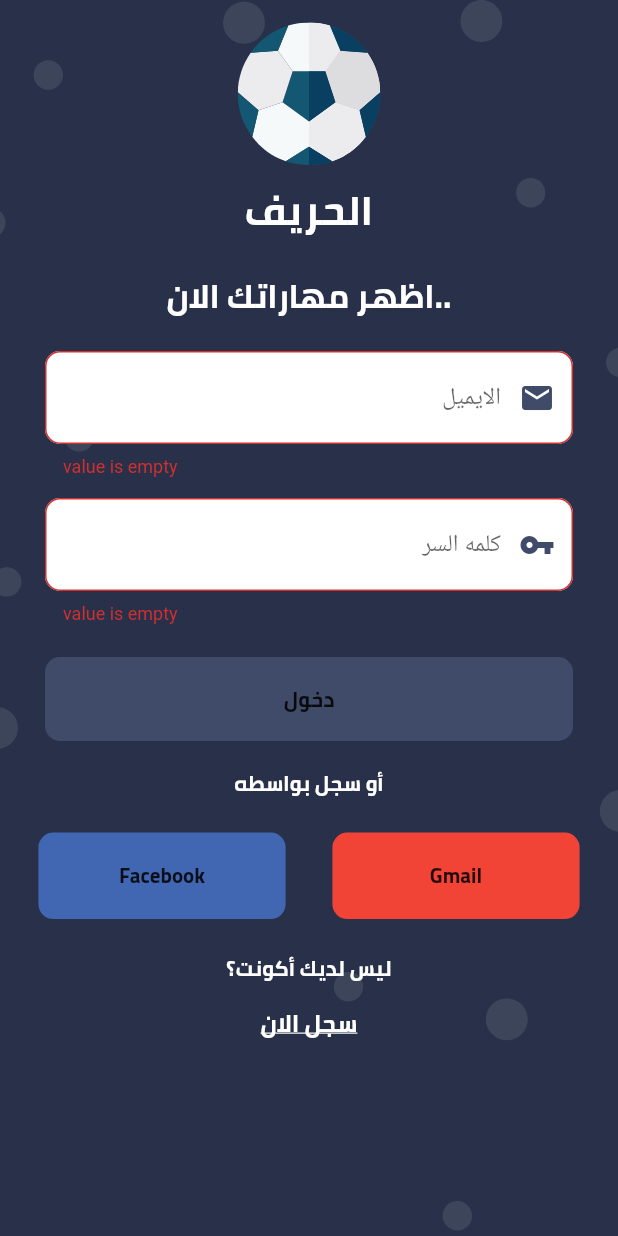
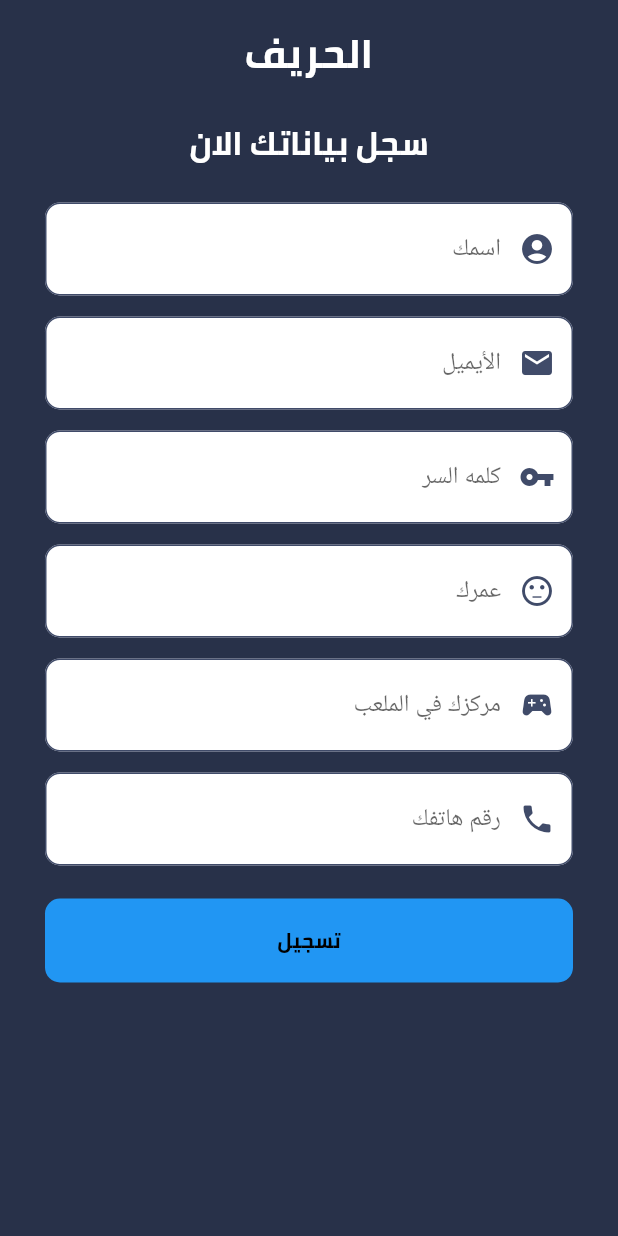
Before and after one commit to mohammedelshafey12/footballapp, a Flutter app: the screen it shows after launch, after a tap on "دخول", after a tap on "سجل الان", on a phone screen of 412 x 824 dp. Run offline on Flutter 3.47's test engine with Material 2 defaults, Android fonts, the phone set to English and light mode, and no system bars; our stand-ins replace carousel_slider, cloud_firestore, firebase_auth, flutter_svg, google_sign_in, modal_progress_hud; missing offline and left inert: flutter_login_facebook; accounts and stored records are empty; Roboto replaces fonts that are missing (font).

Commit message:
authuntication google and facebook

```diff
--- /dev/null
+++ b/lib/Ui/Screens/Register.dart
@@ -0,0 +1,169 @@
+import 'package:flutter/material.dart';
+import 'package:flutter/services.dart';
+import 'package:footballapp/models/user.dart';
+import 'package:modal_progress_hud/modal_progress_hud.dart';
+import 'package:provider/provider.dart';
+
+import '../../Provider/modelHud.dart';
+import '../../Services/auth.dart';
+import '../../Services/store.dart';
+import '../Widgets/customTextFormField.dart';
+
+class Register extends StatelessWidget {
+  static String id  = 'signup';
+  String _name,_email,_password,_possition;
+  final _auth = Auth();
+  int _age,_phone;
+  final store  = Store();
+  final GlobalKey<FormState> _globalKey = GlobalKey<FormState>();
+  @override
+  Widget build(BuildContext context) {
+    double width = MediaQuery.of(context).size.width;
+    double height = MediaQuery.of(context).size.height;
+
+    return Material(
+      child: Scaffold(
+        backgroundColor: Color(0xfff283149),
+        body: ModalProgressHUD(
+          inAsyncCall: Provider.of<modelHud>(context).isloading,
+          child: Form(
+            key: _globalKey,
+            child: Stack(
+              children: <Widget>[
+//                SvgPicture.asset(
+//                  constants.backgoungimage,
+//                  fit: BoxFit.cover,
+//                  width: width,
+//                  height: height,
+//                ),
+                Center(
+                  child: Container(
+                    padding: EdgeInsets.symmetric(vertical: 10, horizontal: 10),
+                    height: height,
+                    width: width,
+                    child: ListView(
+                      children: <Widget>[
+//                        Padding(
+//                          padding: const EdgeInsets.symmetric(
+//                              horizontal: 50, vertical: 5),
+//                          child: Container(
+//                            width: width*0.2,
+//                            child: SvgPicture.asset(constants.icon),
+//                          ),
+//                        ),
+                        //text
+                        Center(
+                            child: Text(
+                              "الحريف",
+                              style: TextStyle(
+                                  fontFamily: 'custom_font',
+                                  color: Colors.white,
+                                  fontSize: 27),
+                            )),
+                        //text
+                        //text
+                        Padding(
+                          padding: const EdgeInsets.symmetric(vertical: 13),
+                          child: Center(
+                              child: FittedBox(
+                                child:Text("سجل بياناتك الان",
+                                    style: TextStyle(
+                                        fontFamily: 'custom_font',
+                                        color: Colors.white,
+                                        fontSize: 22)),
+                          ),
+                              )
+
+                          ),
+
+                        //custom text field for username
+                        Padding(
+                          padding: const EdgeInsets.symmetric(horizontal: 20,vertical: 7),
+                          child: customTextFormField(hint: "اسمك",iconData: Icons.account_circle,onclick: (value){
+                            _name = value;
+                          },),
+                        ),
+                        Padding(
+                          padding: const EdgeInsets.symmetric(horizontal: 20,vertical: 7),
+                          child: customTextFormField(hint: "الأيميل",iconData: Icons.email,onclick: (value){
+                            _email = value;
+                          }),
+                        ),
+                        //custom text for password
+                        Padding(
+                          padding: const EdgeInsets.symmetric(horizontal: 20,vertical: 7),
+                          child: customTextFormField(hint: "كلمه السر",iconData: Icons.vpn_key,onclick: (value){
+                            _password = value;
+                          }),
+                        ),
+
+                        Padding(
+                          padding: const EdgeInsets.symmetric(horizontal: 20,vertical: 7),
+                          child: customTextFormField(hint: "عمرك",iconData: Icons.sentiment_neutral,onclick: (value){
+                            _age = int.parse(value);
+                          }),
+                        ),
+                        Padding(
+                          padding: const EdgeInsets.symmetric(horizontal: 20,vertical: 7),
+                          child: customTextFormField(hint: "مركزك في الملعب",iconData: Icons.sports_esports,onclick: (value){
+                            _possition = value;
+                          }),
+                        ),
+                        Padding(
+                          padding: const EdgeInsets.symmetric(horizontal: 20,vertical: 7),
+                          child: customTextFormField(hint: "رقم هاتفك",iconData: Icons.phone,onclick: (value){
+                            _phone = int.parse(value);
+                          }),
+                        ),
+                        //login button
+                        Padding(
+                          padding: const EdgeInsets.symmetric(horizontal: 20,vertical: 15),
+                          child: Builder(
+                            builder: (context)=> FlatButton(
+                              padding: EdgeInsets.all(15),
+                              shape:RoundedRectangleBorder(borderRadius: BorderRadius.circular(10),),
+                              onPressed: () async {
+                                final modelhud= Provider.of<modelHud>(context,listen: false);
+                                if(_globalKey.currentState.validate()) {
+                                  _globalKey.currentState.save();
+                                  modelhud.isprogressloding(true);
+                                  try {
+                                    final authResult = await _auth
+                                        .sign_up_with_email_and_password(
+                                        _email, _password);
+                                    modelhud.isprogressloding(false);
+                                  store.adduser(User(_name,authResult.user.uid,_phone,_possition,_age));
+                                   // Navigator.pushNamed(context, waitngWidget.id);
+                                    print(authResult.user.uid);
+                                  }on PlatformException catch(e){
+                                    Scaffold.of(context).showSnackBar(SnackBar(
+                                      content: Text(
+                                        e.message.toString(),
+                                        style: TextStyle(fontFamily: 'font'),
+                                      ),
+                                    ));
+                                    modelhud.isprogressloding(false);
+                                  }
+                                }
+                                modelhud.isprogressloding(false);
+                              },
+                              color: Colors.blue,
+
+                              child: Text( "تسجيل",style: TextStyle(color: Colors.black,fontFamily: "custom_font"),),
+                            ),
+                          ),
+                        ),
+
+                      ],
+
+                    ),
+                  ),
+                )
+              ],
+            ),
+          ),
+        ),
+      ),
+    );
+  }
+}
--- a/lib/Ui/Screens/login.dart
+++ b/lib/Ui/Screens/login.dart
@@ -1,9 +1,12 @@
+import 'package:cloud_firestore/cloud_firestore.dart';
 import 'package:firebase_auth/firebase_auth.dart';
 import 'package:flutter/material.dart';
 import 'package:flutter/services.dart';
-import 'package:flutter_svg/svg.dart';
+import 'package:flutter_login_facebook/flutter_login_facebook.dart';
+//import 'package:flutter_svg/svg.dart';
 import 'package:footballapp/Provider/modelHud.dart';
 import 'package:footballapp/Services/auth.dart';
+import 'package:footballapp/Ui/Screens/Register.dart';
 import 'package:footballapp/Ui/Screens/home_page.dart';
 import 'package:footballapp/Ui/Widgets/customTextFormField.dart';
 import 'package:footballapp/utils/colors_file.dart';
@@ -14,16 +17,18 @@ import 'package:google_sign_in/google_sign_in.dart';
 import 'package:modal_progress_hud/modal_progress_hud.dart';
 import 'package:provider/provider.dart';
 
+import '../../utils/navigator.dart';
+import '../../utils/navigator.dart';
+
+
 class Login extends StatelessWidget {
   final GlobalKey<FormState> _globalKey = GlobalKey<FormState>();
+  Auth auth = Auth();
+  String _email, _password;
   @override
   Widget build(BuildContext context) {
-
     double width = MediaQuery.of(context).size.width;
     double height = MediaQuery.of(context).size.height;
-    Auth auth = Auth();
-    String _email, _password;
-    final _auth = FirebaseAuth.instance;
         return Material(
       child: Scaffold(
         backgroundColor: Color(0xfff283149),
@@ -33,27 +38,27 @@ class Login extends StatelessWidget {
             key: _globalKey,
             child: Stack(
               children: <Widget>[
-                SvgPicture.asset(
-                  backgoungimage,
-                  fit: BoxFit.cover,
-                  width: width,
-                  height: height,
-                  color: Colors.white,
-                ),
+//                SvgPicture.asset(
+//                  backgoungimage,
+//                  fit: BoxFit.cover,
+//                  width: width,
+//                  height: height,
+//                  color: Colors.white,
+//                ),
                 Container(
                   padding: EdgeInsets.symmetric(vertical: 10, horizontal: 10),
                   height: height,
                   width: width,
                   child: ListView(
                     children: <Widget>[
-                      Padding(
-                        padding: const EdgeInsets.symmetric(
-                            horizontal: 50, vertical: 5),
-                        child: Container(
-                          width: width * 0.2,
-                          child: SvgPicture.asset("images/icon.svg"),
-                        ),
-                      ),
+//                      Padding(
+//                        padding: const EdgeInsets.symmetric(
+//                            horizontal: 50, vertical: 5),
+//                        child: Container(
+//                          width: width * 0.2,
+//                          child: SvgPicture.asset("images/icon.svg"),
+//                        ),
+//                      ),
                       //text
                       Center(
                           child: Text(
@@ -154,41 +159,8 @@ class Login extends StatelessWidget {
                           children: <Widget>[
                             GestureDetector(
                               onTap: () async {
-//                              Store store = Store();
-//                              UserProvider userprovider = Provider.of<UserProvider>(context,listen: false);
-//                              FacebookLoginResult facebookLoginResult = await facebookLogin.logIn();
-//
-//                              final FacebookAccessToken accessToken = facebookLoginResult.accessToken;
-//
-//                              AuthCredential authCredential = FacebookAuthProvider.getCredential(accessToken: accessToken.token);
-//
-//                              FirebaseUser user;
-//                              try{
-//                                user = (await auth1.signInWithCredential(authCredential)).user;
-//                                userprovider.getaccesstoken(accessToken.token);
-//
-//                                final DocumentSnapshot doc =
-//                                await Firestore.instance.collection(constants.usercollection).document(user.uid).get();
-//                                if(!doc.exists) {
-//                                  store.adduserfacebook(User(
-//                                      user.displayName, null, user.uid),
-//                                      user.uid);
-//                                }
-//
-//                                Navigator.pushNamed(context, waitngWidget.id);
-//                              }catch(e){
-//                                print(e.toString());
-//                              }finally{
-//                                if(user != null){
-//                                  print(user.displayName);
-//                                  print("https://graph.facebook.com/v2.12/me?fields=picture.height(200)&access_token=${facebookLoginResult.accessToken.token}");
-//                                  print(user.phoneNumber);
-//                                  print(user.email);
-//
-//
-//                                  // ignore: missing_return
-//                                }
-//                              }
+                                ///facebook auth fun
+                                auth.facebooksiginin(context);
                               },
                               child: Container(
                                   width: width * 0.4,
@@ -205,33 +177,8 @@ class Login extends StatelessWidget {
                             Builder(
                               builder: (context) => GestureDetector(
                                 onTap:() async {
-                                  final GoogleSignIn googleSignIn = GoogleSignIn();
-                                  final GoogleSignInAccount googleSignInAccount = await googleSignIn.signIn();
-                                  final GoogleSignInAuthentication googleSignInAuthentication =
-                                      await googleSignInAccount.authentication;
-
-                                  final AuthCredential credential = GoogleAuthProvider.getCredential(
-                                    accessToken: googleSignInAuthentication.accessToken,
-                                    idToken: googleSignInAuthentication.idToken,
-                                  );
-
-                                  final AuthResult authResult = await _auth.signInWithCredential(credential);
-                                  final FirebaseUser user = authResult.user;
-                                  assert(!user.isAnonymous);
-                                  assert(await user.getIdToken() != null);
-
-                                  final FirebaseUser currentUser = await _auth.currentUser();
-                                  if(currentUser !=null){
-                                  //Store store = Store();
-//      final DocumentSnapshot doc =
-//      await Firestore.instance.collection(constants.usercollection).document(user.uid).get();
-//      if(!doc.exists) {
-//        store.adduserfacebook(User(
-//            user.displayName, null, user.uid),
-//            user.uid);
-                                  print("not null");
-                                  }
-                                 print ("home");
+                                  ///Google auth fun
+                                  auth.googlesignin(context);
                                 },
                                 child: Container(
                                     width: width * 0.4,
@@ -254,7 +201,7 @@ class Login extends StatelessWidget {
                               style: TextStyle(fontFamily: 'custom_font',color: Colors.white))),
                       GestureDetector(
                         onTap: () {
-                          // Navigator.pushNamed(context, signup.id);
+                         navigateAndClearStack(context, Register());
                         },
                         child: Padding(
                           padding: const EdgeInsets.only(top: 8.0),
--- a/lib/Ui/Widgets/customTextFormField.dart
+++ b/lib/Ui/Widgets/customTextFormField.dart
@@ -18,7 +18,7 @@ class customTextFormField extends StatelessWidget {
       case "Email" :return "Email Is Empty";
       case "Password" :return "Password Is Empty";
       case "Age" :return "Age Is Empty";
-      default : return "value is empty";
+      default : return "يجب ملئ البيانات كامله";
     }
   }
 
--- /dev/null
+++ b/lib/models/user.dart
@@ -0,0 +1,10 @@
+class User {
+ String username;
+ String uid;
+ int userPhoneNumber;
+ String userPossition;
+ int userAge;
+
+ User(this.username, this.uid, this.userPhoneNumber, this.userPossition,
+      this.userAge);
+}
--- /dev/null
+++ b/lib/utils/constants.dart
@@ -0,0 +1,9 @@
+class constants {
+  static const String usercollection = "Users";
+  static const String username = "UserName";
+  static const String age = "Age";
+  static const String uid = "Uid";
+  static const String possition = "Possition";
+  static const String phone = "Phone";
+  static const String time = "Time";
+}
--- a/pubspec.yaml
+++ b/pubspec.yaml
@@ -21,7 +21,7 @@ dependencies:
   provider: ^4.0.0
   google_sign_in:
   modal_progress_hud: ^0.1.3
-#  flutter_login_facebook: ^0.2.1
+  flutter_login_facebook: ^0.2.1
 
 dev_dependencies:
   flutter_test:
```
Also changed, not shown: lib/Services/auth.dart (+76 -8 lines), lib/Services/store.dart (+13 -1 lines), pubspec.lock, 2 other files.
